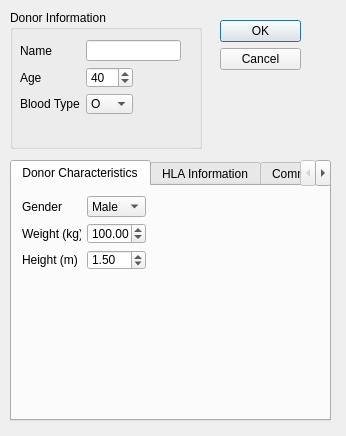
Qt form KPD GUI/AltruisticDonorDialog.ui (mathieubray/KPDGUI) before a commit.
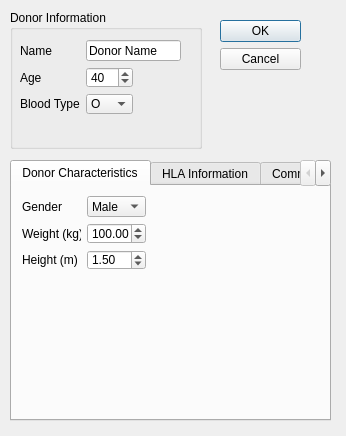
The same form after that commit.

```diff
--- a/KPD GUI/AltruisticDonorDialog.ui
+++ b/KPD GUI/AltruisticDonorDialog.ui
@@ -71,7 +71,11 @@
       </widget>
      </item>
      <item row="0" column="1" colspan="2">
-      <widget class="QLineEdit" name="donorNameLineEdit"/>
+      <widget class="QLineEdit" name="donorNameLineEdit">
+       <property name="text">
+        <string>Donor Name</string>
+       </property>
+      </widget>
      </item>
      <item row="1" column="0">
       <widget class="QLabel" name="donorAgeLabel">
```
